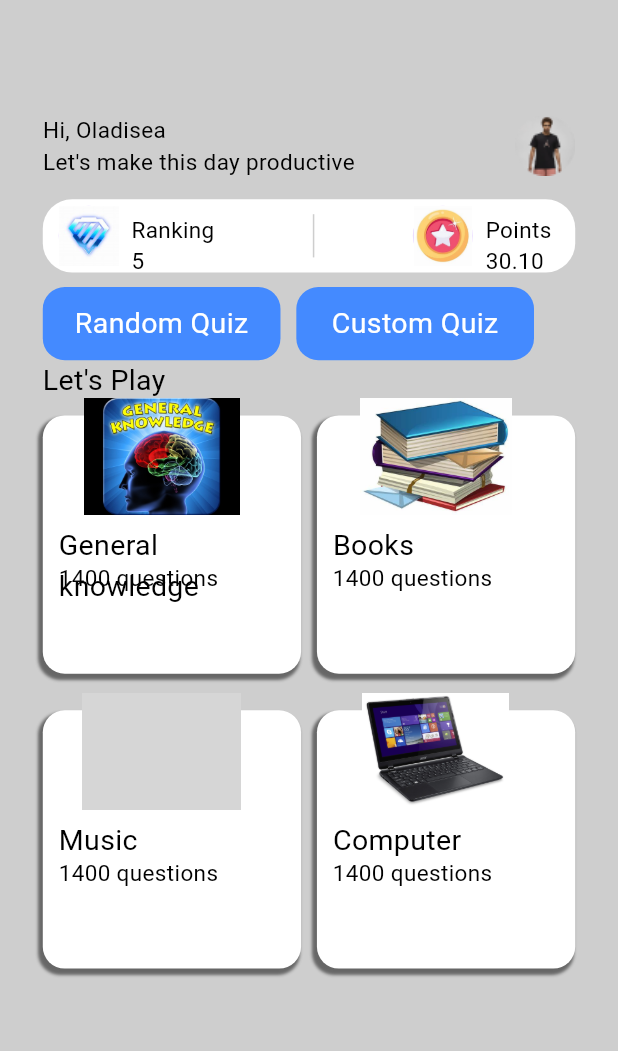
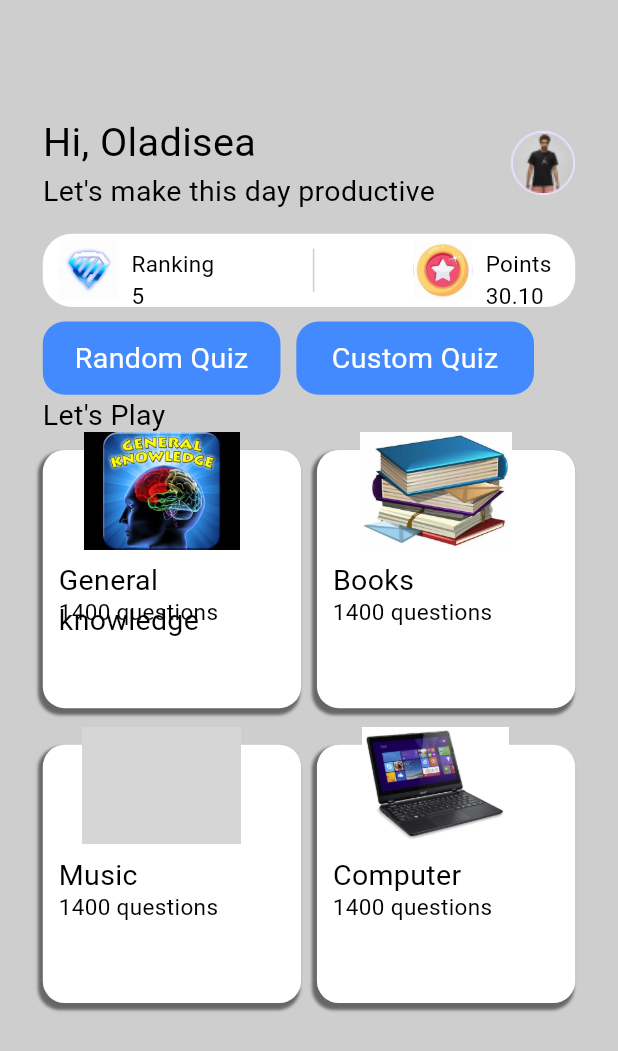
Before and after one commit to OLADISEA/trivia, a Flutter app: the HomePage screen opened directly, on a phone screen of 412 x 824 dp. Shown: the top 1051 px of the screen. Run offline on Flutter 3.47's test engine with Material 3 defaults, Android fonts, the phone set to English and light mode, and no system bars; our stand-ins replace flutter_screenutil, persistent_bottom_nav_bar; grey boxes are pictures that could not be loaded.

Commit message:
Made some adjustment

```diff
--- a/lib/features/home/presentation/widgets/home_header.dart
+++ b/lib/features/home/presentation/widgets/home_header.dart
@@ -1,4 +1,5 @@
 import 'package:flutter/material.dart';
+import 'package:flutter_screenutil/flutter_screenutil.dart';
 import 'package:trivia/core/common/widgets/reusable_text.dart';
 
 
@@ -13,11 +14,13 @@ class HomeHeader extends StatelessWidget {
         Column(
           crossAxisAlignment: CrossAxisAlignment.start,
           children: [
-            Reusable(text: "Hi, Oladisea"),
-            Reusable(text: "Let's make this day productive")
+            Reusable(text: "Hi, Oladisea",fontSize: 25.sp,fontWeight: FontWeight.w600,),
+            Reusable(text: "Let's make this day productive",fontSize: 18.sp,)
           ],
         ),
-        Image.asset("assets/images/user-image.png")
+        CircleAvatar(
+          radius: 22.r,
+            child: Image.asset("assets/images/user-image.png"))
       ],
     );
   }
```
